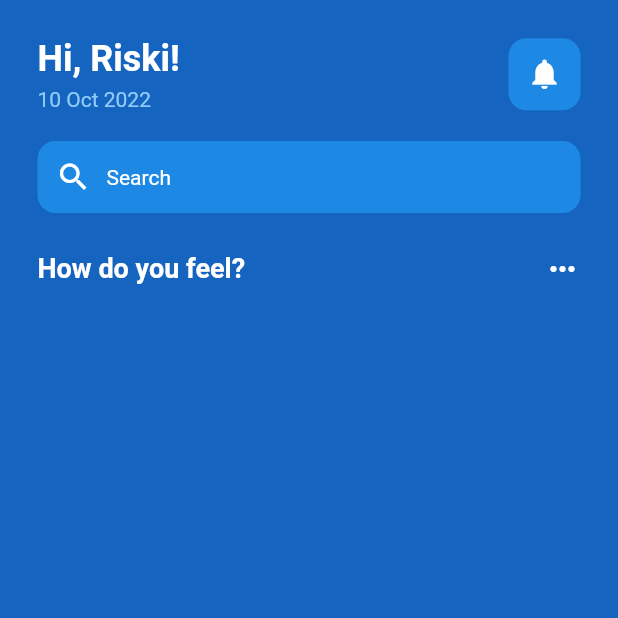
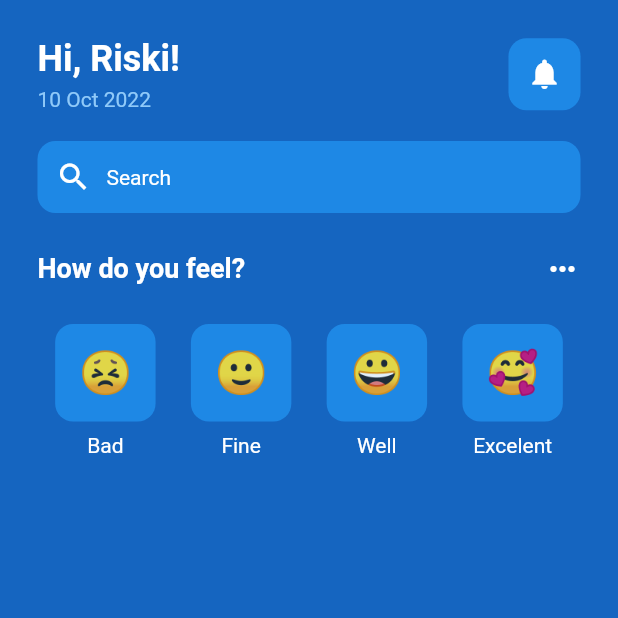
Before and after one commit to L200150110/simple_app_1, a Flutter app: the screen it shows after launch, on a phone screen of 412 x 824 dp, the top half of it. Run offline on Flutter 3.47's test engine with Material 2 defaults, Android fonts, the phone set to English and light mode, and no system bars.

Commit message:
update home page

```diff
--- a/lib/main.dart
+++ b/lib/main.dart
@@ -1,5 +1,5 @@
 import 'package:flutter/material.dart';
-import 'home_page.dart';
+import 'pages/home_page.dart';
 
 void main() {
   runApp(const MyApp());
--- a/lib/home_page.dart
+++ b/lib/pages/home_page.dart
@@ -1,6 +1,7 @@
 // ignore_for_file: prefer_const_constructors, library_private_types_in_public_api, prefer_const_literals_to_create_immutables
 
 import 'package:flutter/material.dart';
+import '../utils/emoji.dart';
 
 class HomePage extends StatefulWidget {
   const HomePage({Key? key}) : super(key: key);
@@ -99,6 +100,72 @@ class _HomePageState extends State<HomePage> {
                   )
                 ],
               ),
+              SizedBox(height: 25),
+              Row(
+                mainAxisAlignment: MainAxisAlignment.spaceAround,
+                children: [
+                  // bad
+                  Column(
+                    children: [
+                      Emoji(
+                        emoji: '😣',
+                      ),
+                      SizedBox(height: 8),
+                      Text(
+                        'Bad',
+                        style: TextStyle(
+                          color: Colors.white,
+                        ),
+                      ),
+                    ],
+                  ),
+                  // fine
+                  Column(
+                    children: [
+                      Emoji(
+                        emoji: '🙂',
+                      ),
+                      SizedBox(height: 8),
+                      Text(
+                        'Fine',
+                        style: TextStyle(
+                          color: Colors.white,
+                        ),
+                      ),
+                    ],
+                  ),
+                  // well
+                  Column(
+                    children: [
+                      Emoji(
+                        emoji: '😀',
+                      ),
+                      SizedBox(height: 8),
+                      Text(
+                        'Well',
+                        style: TextStyle(
+                          color: Colors.white,
+                        ),
+                      ),
+                    ],
+                  ),
+                  // excelent
+                  Column(
+                    children: [
+                      Emoji(
+                        emoji: '🥰',
+                      ),
+                      SizedBox(height: 8),
+                      Text(
+                        'Excelent',
+                        style: TextStyle(
+                          color: Colors.white,
+                        ),
+                      ),
+                    ],
+                  ),
+                ],
+              ),
             ],
           ),
         ),
--- /dev/null
+++ b/lib/utils/emoji.dart
@@ -0,0 +1,31 @@
+// ignore_for_file: prefer_const_constructors
+
+import 'package:flutter/material.dart';
+
+class Emoji extends StatelessWidget {
+  final String emoji;
+
+  const Emoji({
+    Key? key,
+    required this.emoji,
+  }) : super(key: key);
+
+  @override
+  Widget build(BuildContext context) {
+    return Container(
+      decoration: BoxDecoration(
+        color: Colors.blue[600],
+        borderRadius: BorderRadius.circular(12),
+      ),
+      padding: EdgeInsets.all(16),
+      child: Center(
+        child: Text(
+          emoji,
+          style: TextStyle(
+            fontSize: 28,
+          ),
+        ),
+      ),
+    );
+  }
+}
```
